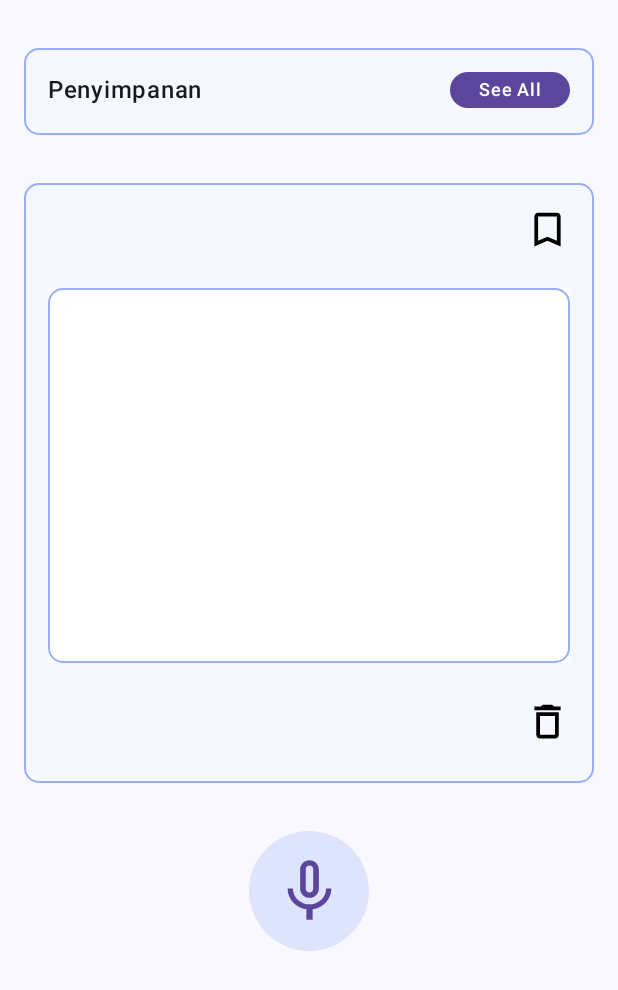
After one commit to theressathebez/VP_ALP, an Android app built with Jetpack Compose: the composable STTView shown on its own in the app's theme, on a phone screen of 412 x 824 dp. The commit adds this screen. Shown: the top 990 px of the screen. Run offline under Robolectric (Android 15) with nearby library versions, the phone set to English and light mode, and no system bars.

Commit message:
STTView STTViewModel and MainActivity

```diff
--- a/app/src/main/AndroidManifest.xml
+++ b/app/src/main/AndroidManifest.xml
@@ -1,6 +1,15 @@
 <?xml version="1.0" encoding="utf-8"?>
 <manifest xmlns:android="http://schemas.android.com/apk/res/android"
     xmlns:tools="http://schemas.android.com/tools">
+
+    <uses-permission android:name="android.permission.INTERNET" />
+    <uses-permission android:name="android.permission.RECORD_AUDIO" />
+
+    <queries>
+        <intent>
+            <action android:name="android.speech.RecognitionService" />
+        </intent>
+    </queries>
 
     <application
         android:allowBackup="true"
--- a/app/src/main/java/com/example/vp_alp/MainActivity.kt
+++ b/app/src/main/java/com/example/vp_alp/MainActivity.kt
@@ -1,20 +1,31 @@
 package com.example.vp_alp
 
-import StudyScroll
-import StudyView
+import android.content.Intent
 import android.os.Bundle
 import androidx.activity.ComponentActivity
 import androidx.activity.compose.setContent
-import androidx.activity.enableEdgeToEdge
+import androidx.activity.result.contract.ActivityResultContracts
+import androidx.lifecycle.ViewModelProvider
 import com.example.vp_alp.ui.theme.VP_ALPTheme
+import com.example.vp_alp.view.STTView
+import com.example.vp_alp.viewModel.STTViewModel
 
 class MainActivity : ComponentActivity() {
+    private lateinit var viewModel: STTViewModel
+
+    private val speechResultLauncher = registerForActivityResult(ActivityResultContracts.StartActivityForResult()) { result ->
+        if (result.resultCode == RESULT_OK) {
+            viewModel.handleActivityResult(result.data)
+        }
+    }
+
     override fun onCreate(savedInstanceState: Bundle?) {
         super.onCreate(savedInstanceState)
-        enableEdgeToEdge()
+        viewModel = ViewModelProvider(this).get(STTViewModel::class.java)
+        viewModel.setSpeechResultLauncher(speechResultLauncher)
         setContent {
             VP_ALPTheme {
-                StudyScroll()
+                STTView(viewModel = viewModel)
             }
         }
     }
--- /dev/null
+++ b/app/src/main/java/com/example/vp_alp/view/STTView.kt
@@ -0,0 +1,175 @@
+package com.example.vp_alp.view
+
+import androidx.compose.foundation.BorderStroke
+import androidx.compose.foundation.Image
+import androidx.compose.foundation.background
+import androidx.compose.foundation.border
+import androidx.compose.foundation.clickable
+import androidx.compose.foundation.layout.Arrangement
+import androidx.compose.foundation.layout.Box
+import androidx.compose.foundation.layout.Column
+import androidx.compose.foundation.layout.Row
+import androidx.compose.foundation.layout.Spacer
+import androidx.compose.foundation.layout.fillMaxWidth
+import androidx.compose.foundation.layout.height
+import androidx.compose.foundation.layout.padding
+import androidx.compose.foundation.layout.size
+import androidx.compose.foundation.layout.width
+import androidx.compose.foundation.shape.RoundedCornerShape
+import androidx.compose.material3.Text
+import androidx.compose.runtime.Composable
+import androidx.compose.runtime.collectAsState
+import androidx.compose.runtime.getValue
+import androidx.compose.ui.Alignment
+import androidx.compose.ui.Modifier
+import androidx.compose.ui.draw.clip
+import androidx.compose.ui.graphics.Color
+import androidx.compose.ui.platform.LocalContext
+import androidx.compose.ui.res.painterResource
+import androidx.compose.ui.text.font.FontWeight
+import androidx.compose.ui.tooling.preview.Preview
+import androidx.compose.ui.unit.dp
+import androidx.compose.ui.unit.sp
+import androidx.lifecycle.viewmodel.compose.viewModel
+import com.example.vp_alp.ui.theme.VP_ALPTheme
+import com.example.vp_alp.R
+import com.example.vp_alp.viewModel.STTViewModel
+
+@Composable
+fun STTView(viewModel: STTViewModel = viewModel()) {
+    val text by viewModel.text.collectAsState()
+    val context = LocalContext.current
+    Column(
+        modifier = Modifier
+            .fillMaxWidth()
+            .padding(vertical = 16.dp, horizontal = 16.dp),
+        horizontalAlignment = Alignment.CenterHorizontally
+    ) {
+        // New Column with light blue background and dark blue border
+        Column(
+            modifier = Modifier
+                .padding(vertical = 16.dp)
+                .fillMaxWidth()
+                .width(380.dp)
+                .height(58.dp)
+                .background(color = Color(0xFFF6F8FF)) // Light blue background
+                .border(
+                    border = BorderStroke(1.dp, Color(0xFF9AAEF8)), // Dark blue border
+                    shape = RoundedCornerShape(10.dp)
+                )
+        ) {
+            Row(
+                modifier = Modifier.fillMaxWidth(),
+                horizontalArrangement = Arrangement.SpaceBetween,
+                verticalAlignment = Alignment.CenterVertically
+            ) {
+                Text(
+                    text = "Penyimpanan",
+                    fontWeight = FontWeight.SemiBold,
+                    fontSize = 16.sp,
+                    modifier = Modifier.padding(horizontal = 16.dp, vertical = 16.dp)
+                )
+                Spacer(modifier = Modifier.weight(1f))
+                Box(
+                    modifier = Modifier
+                        .padding(horizontal = 16.dp)
+                        .width(80.dp)
+                        .height(24.dp)
+                        .clip(RoundedCornerShape(15.dp))
+                        .background(color = Color(0xFF5C469C)),
+                    contentAlignment = Alignment.Center
+                ) {
+                    Text(
+                        text = "See All",
+                        color = Color.White,
+                        fontWeight = FontWeight.SemiBold,
+                        fontSize = 12.sp,
+                    )
+                }
+            }
+        }
+        Column(
+            modifier = Modifier
+                .padding(vertical = 16.dp)
+                .fillMaxWidth()
+                .width(380.dp)
+                .height(400.dp)
+                .background(color = Color(0xFFF6F8FF)) // Light blue background
+                .border(
+                    border = BorderStroke(1.dp, Color(0xFF9AAEF8)), // Dark blue border
+                    shape = RoundedCornerShape(10.dp)
+                )
+        ) {
+            Row(
+                modifier = Modifier.fillMaxWidth(),
+                horizontalArrangement = Arrangement.End
+            ) {
+                Image(
+                    painter = painterResource(id = R.drawable.baseline_bookmark_border_24),
+                    contentDescription = "back",
+                    modifier = Modifier
+                        .padding(16.dp)
+                        .width(30.dp)
+                        .height(30.dp)
+                )
+            }
+            Column(
+                modifier = Modifier
+                    .padding(vertical = 8.dp, horizontal = 16.dp)
+                    .fillMaxWidth()
+                    .width(380.dp)
+                    .height(250.dp)
+                    .background(color = Color(0xFFFFFFFF)) // Light blue background
+                    .border(
+                        border = BorderStroke(1.dp, Color(0xFF9AAEF8)), // Dark blue border
+                        shape = RoundedCornerShape(10.dp)
+                    )
+            )  {
+                Text(
+                    text = "$text",
+                    fontWeight = FontWeight.Normal,
+                    fontSize = 16.sp,
+                    modifier = Modifier.padding(horizontal = 20.dp, vertical = 12.dp)
+                )
+            }
+            Row(
+                modifier = Modifier.fillMaxWidth(),
+                horizontalArrangement = Arrangement.End
+            ) {
+                Image(
+                    painter = painterResource(id = R.drawable.baseline_delete_outline_24),
+                    contentDescription = "back",
+                    modifier = Modifier
+                        .padding(16.dp)
+                        .width(30.dp)
+                        .height(30.dp)
+                )
+            }
+        }
+        Box(
+            modifier = Modifier
+                .padding(top = 16.dp)
+                .size(80.dp) // Set size of the circle
+                .clip(shape = RoundedCornerShape(50)) // Make the Box circular
+                .background(color = Color(0xFFDDE4FB)) // Circle color
+                .clickable {
+                    viewModel.askSpeechInput(context)
+                },
+            contentAlignment = Alignment.Center
+        ) {
+            Image(
+                painter = painterResource(id = R.drawable.baseline_mic_none_24),
+                contentDescription = "mic",
+                modifier = Modifier.size(50.dp)
+            )
+        }
+    }
+}
+
+@Preview(showBackground = true, showSystemUi = true)
+@Composable
+fun STTPreview() {
+    VP_ALPTheme {
+        STTView()
+    }
+}
--- /dev/null
+++ b/app/src/main/java/com/example/vp_alp/viewModel/STTViewModel.kt
@@ -0,0 +1,43 @@
+package com.example.vp_alp.viewModel
+
+import android.app.Activity
+import android.content.Context
+import android.content.Intent
+import android.speech.RecognizerIntent
+import android.speech.SpeechRecognizer
+import android.widget.Toast
+import androidx.activity.result.ActivityResultLauncher
+import androidx.lifecycle.ViewModel
+import kotlinx.coroutines.flow.MutableStateFlow
+import kotlinx.coroutines.flow.StateFlow
+import java.util.Locale
+
+class STTViewModel : ViewModel() {
+
+    private val _text = MutableStateFlow("")
+    val text: StateFlow<String> get() = _text
+
+    private var speechResultLauncher: ActivityResultLauncher<Intent>? = null
+
+    fun setSpeechResultLauncher(launcher: ActivityResultLauncher<Intent>) {
+        speechResultLauncher = launcher
+    }
+
+    fun askSpeechInput(context: Context) {
+        if (!SpeechRecognizer.isRecognitionAvailable(context)) {
+            Toast.makeText(context, "Speech not Available", Toast.LENGTH_SHORT).show()
+        } else {
+            val intent = Intent(RecognizerIntent.ACTION_RECOGNIZE_SPEECH).apply {
+                putExtra(RecognizerIntent.EXTRA_LANGUAGE_MODEL, RecognizerIntent.LANGUAGE_MODEL_WEB_SEARCH)
+                putExtra(RecognizerIntent.EXTRA_LANGUAGE, Locale.US)
+                putExtra(RecognizerIntent.EXTRA_PROMPT, "Talk Something")
+            }
+            speechResultLauncher?.launch(intent)
+        }
+    }
+
+    fun handleActivityResult(data: Intent?) {
+        val result = data?.getStringArrayListExtra(RecognizerIntent.EXTRA_RESULTS)
+        _text.value = result?.get(0).toString()
+    }
+}
--- /dev/null
+++ b/app/src/main/res/drawable/baseline_bookmark_border_24.xml
@@ -0,0 +1,5 @@
+<vector xmlns:android="http://schemas.android.com/apk/res/android" android:height="24dp" android:tint="#000000" android:viewportHeight="24" android:viewportWidth="24" android:width="24dp">
+
+    <path android:fillColor="@android:color/white" android:pathData="M17,3L7,3c-1.1,0 -1.99,0.9 -1.99,2L5,21l7,-3 7,3L19,5c0,-1.1 -0.9,-2 -2,-2zM17,18l-5,-2.18L7,18L7,5h10v13z"/>
+
+</vector>
--- /dev/null
+++ b/app/src/main/res/drawable/baseline_delete_outline_24.xml
@@ -0,0 +1,5 @@
+<vector xmlns:android="http://schemas.android.com/apk/res/android" android:height="24dp" android:tint="#000000" android:viewportHeight="24" android:viewportWidth="24" android:width="24dp">
+
+    <path android:fillColor="@android:color/white" android:pathData="M6,19c0,1.1 0.9,2 2,2h8c1.1,0 2,-0.9 2,-2L18,7L6,7v12zM8,9h8v10L8,19L8,9zM15.5,4l-1,-1h-5l-1,1L5,4v2h14L19,4z"/>
+
+</vector>
--- /dev/null
+++ b/app/src/main/res/drawable/baseline_mic_none_24.xml
@@ -0,0 +1,5 @@
+<vector xmlns:android="http://schemas.android.com/apk/res/android" android:height="24dp" android:tint="#5C469C" android:viewportHeight="24" android:viewportWidth="24" android:width="24dp">
+
+    <path android:fillColor="@android:color/white" android:pathData="M12,14c1.66,0 2.99,-1.34 2.99,-3L15,5c0,-1.66 -1.34,-3 -3,-3S9,3.34 9,5v6c0,1.66 1.34,3 3,3zM10.8,4.9c0,-0.66 0.54,-1.2 1.2,-1.2 0.66,0 1.2,0.54 1.2,1.2l-0.01,6.2c0,0.66 -0.53,1.2 -1.19,1.2 -0.66,0 -1.2,-0.54 -1.2,-1.2L10.8,4.9zM17.3,11c0,3 -2.54,5.1 -5.3,5.1S6.7,14 6.7,11L5,11c0,3.41 2.72,6.23 6,6.72L11,21h2v-3.28c3.28,-0.48 6,-3.3 6,-6.72h-1.7z"/>
+
+</vector>
--- a/gradle/libs.versions.toml
+++ b/gradle/libs.versions.toml
@@ -1,5 +1,5 @@
 [versions]
-agp = "8.6.0"
+agp = "8.7.3"
 kotlin = "1.9.0"
 coreKtx = "1.15.0"
 junit = "4.13.2"
```
Also changed, not shown: gradle/wrapper/gradle-wrapper.properties.
